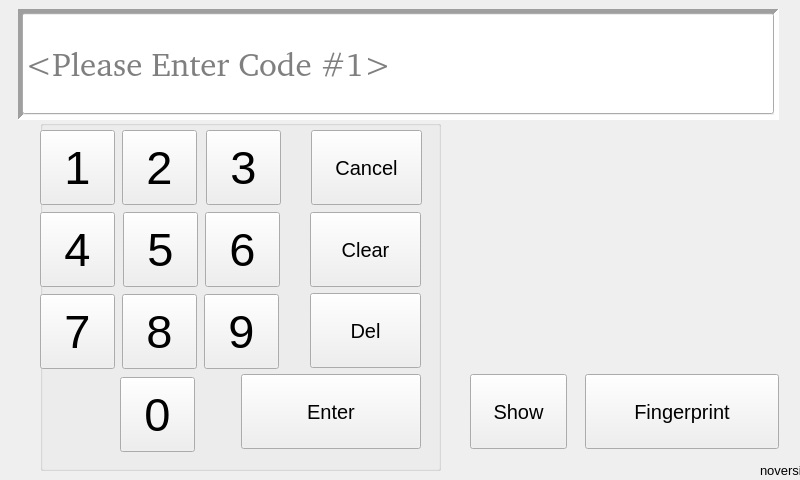
First picture: the form in Key/frmusercode.ui, repository BuzzSiler/keycodebox-key, before the edit.
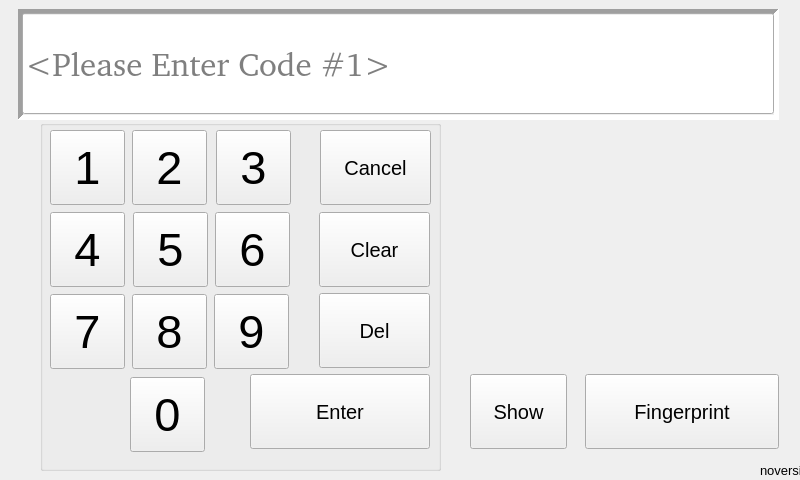
Second picture: the form after the edit.

Commit message: adjusted position of number buttons within frame

```diff
--- a/Key/frmusercode.ui
+++ b/Key/frmusercode.ui
@@ -52,7 +52,7 @@
    <widget class="QPushButton" name="btn_0">
     <property name="geometry">
      <rect>
-      <x>80</x>
+      <x>90</x>
       <y>257</y>
       <width>75</width>
       <height>75</height>
@@ -79,7 +79,7 @@
    <widget class="QPushButton" name="btn_7">
     <property name="geometry">
      <rect>
-      <x>0</x>
+      <x>10</x>
       <y>174</y>
       <width>75</width>
       <height>75</height>
@@ -106,7 +106,7 @@
    <widget class="QPushButton" name="btn_9">
     <property name="geometry">
      <rect>
-      <x>164</x>
+      <x>174</x>
       <y>174</y>
       <width>75</width>
       <height>75</height>
@@ -133,7 +133,7 @@
    <widget class="QPushButton" name="btn_5">
     <property name="geometry">
      <rect>
-      <x>83</x>
+      <x>93</x>
       <y>92</y>
       <width>75</width>
       <height>75</height>
@@ -160,7 +160,7 @@
    <widget class="QPushButton" name="btn_1">
     <property name="geometry">
      <rect>
-      <x>0</x>
+      <x>10</x>
       <y>10</y>
       <width>75</width>
       <height>75</height>
@@ -187,7 +187,7 @@
    <widget class="QPushButton" name="btn_3">
     <property name="geometry">
      <rect>
-      <x>166</x>
+      <x>176</x>
       <y>10</y>
       <width>75</width>
       <height>75</height>
@@ -214,7 +214,7 @@
    <widget class="QPushButton" name="btn_6">
     <property name="geometry">
      <rect>
-      <x>165</x>
+      <x>175</x>
       <y>92</y>
       <width>75</width>
       <height>75</height>
@@ -241,7 +241,7 @@
    <widget class="QPushButton" name="btn_Return">
     <property name="geometry">
      <rect>
-      <x>201</x>
+      <x>210</x>
       <y>254</y>
       <width>180</width>
       <height>75</height>
@@ -262,7 +262,7 @@
    <widget class="QPushButton" name="btn_8">
     <property name="geometry">
      <rect>
-      <x>82</x>
+      <x>92</x>
       <y>174</y>
       <width>75</width>
       <height>75</height>
@@ -289,7 +289,7 @@
    <widget class="QPushButton" name="btn_2">
     <property name="geometry">
      <rect>
-      <x>82</x>
+      <x>92</x>
       <y>10</y>
       <width>75</width>
       <height>75</height>
@@ -316,7 +316,7 @@
    <widget class="QPushButton" name="btn_Del">
     <property name="geometry">
      <rect>
-      <x>270</x>
+      <x>279</x>
       <y>173</y>
       <width>111</width>
       <height>75</height>
@@ -337,7 +337,7 @@
    <widget class="QPushButton" name="btn_4">
     <property name="geometry">
      <rect>
-      <x>0</x>
+      <x>10</x>
       <y>92</y>
       <width>75</width>
       <height>75</height>
@@ -364,7 +364,7 @@
    <widget class="QPushButton" name="btn_Clear">
     <property name="geometry">
      <rect>
-      <x>270</x>
+      <x>279</x>
       <y>92</y>
       <width>111</width>
       <height>75</height>
@@ -385,7 +385,7 @@
    <widget class="QPushButton" name="btn_Cancel">
     <property name="geometry">
      <rect>
-      <x>271</x>
+      <x>280</x>
       <y>10</y>
       <width>111</width>
       <height>75</height>
```
